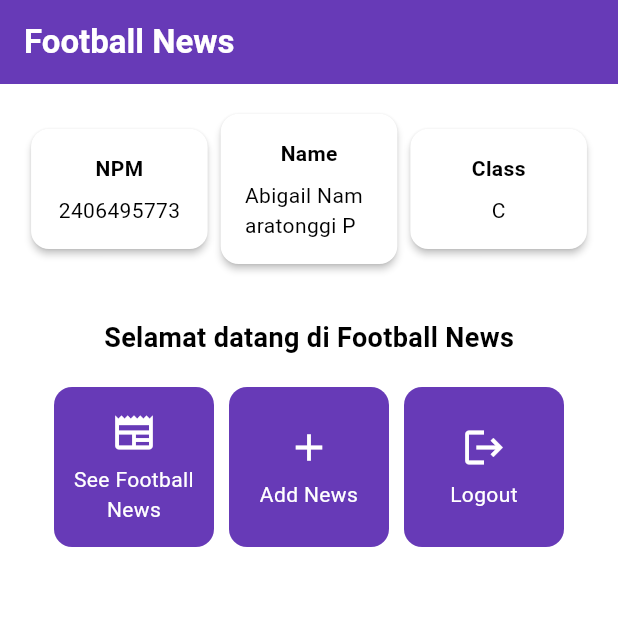
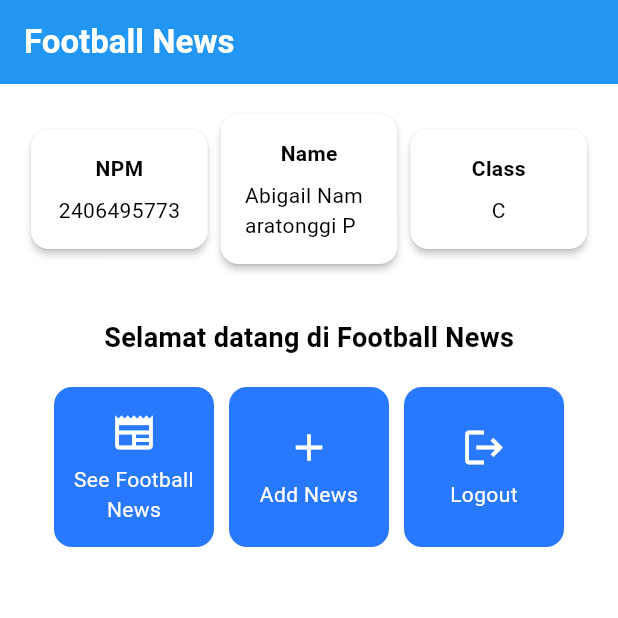
Before and after one commit to namarabigail/football-news-mobile, a Flutter app: the screen it shows after launch, on a phone screen of 412 x 824 dp, the top half of it. Run offline on Flutter 3.47's test engine with Material 3 defaults, Android fonts, the phone set to English and light mode, and no system bars.

Commit message:
Tutorial 6 Selesai

```diff
--- a/lib/main.dart
+++ b/lib/main.dart
@@ -29,8 +29,8 @@ class MyApp extends StatelessWidget {
         //
         // This works for code too, not just values: Most code changes can be
         // tested with just a hot reload.
-        colorScheme: ColorScheme.fromSwatch(primarySwatch: Colors.deepPurple)
-        .copyWith(secondary: Colors.deepPurpleAccent[50]),
+        colorScheme: ColorScheme.fromSwatch(primarySwatch: Colors.blue)
+        .copyWith(secondary: Colors.blueAccent[400]),
       ),
       home: MyHomePage(),
     );
```
